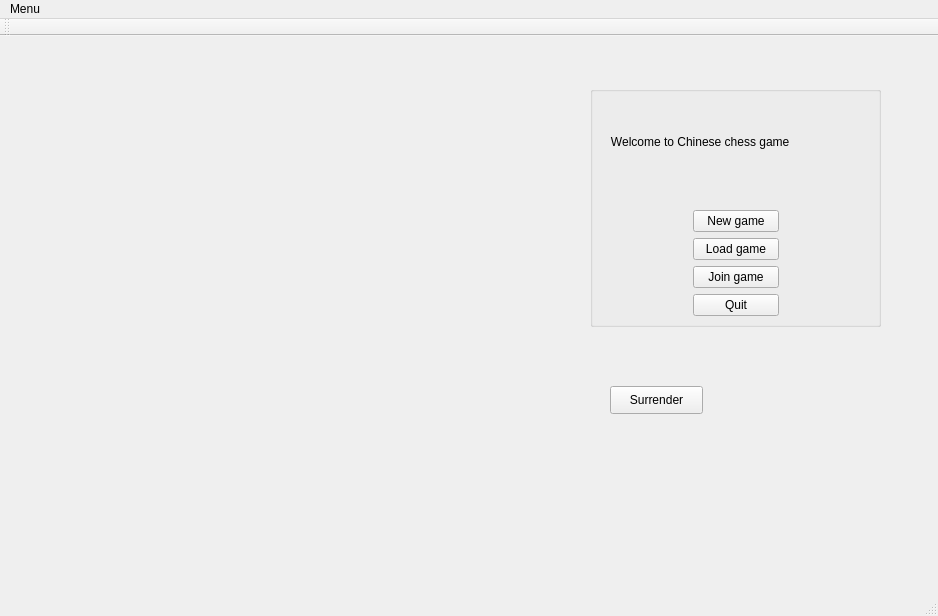
This is mainwindow.ui in function2-llx/Chinese-Chess as Qt 5 draws it before an edit. The edited form follows.
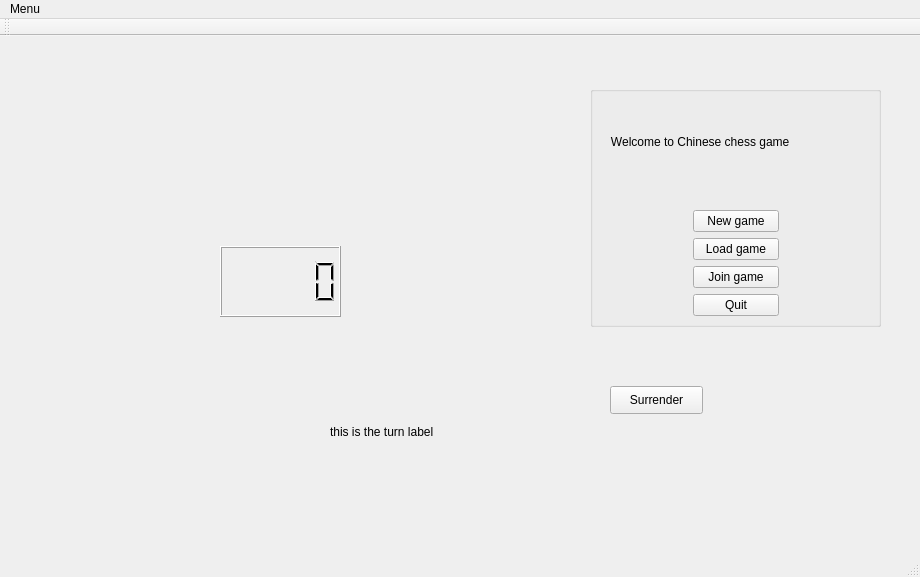
This is the edited form.

```diff
--- a/mainwindow.ui
+++ b/mainwindow.ui
@@ -6,8 +6,8 @@
    <rect>
     <x>0</x>
     <y>0</y>
-    <width>938</width>
-    <height>616</height>
+    <width>920</width>
+    <height>577</height>
    </rect>
   </property>
   <property name="windowTitle">
@@ -126,13 +126,36 @@
      <string>Surrender</string>
     </property>
    </widget>
+   <widget class="QLCDNumber" name="lcdNumber">
+    <property name="geometry">
+     <rect>
+      <x>220</x>
+      <y>210</y>
+      <width>121</width>
+      <height>71</height>
+     </rect>
+    </property>
+   </widget>
+   <widget class="QLabel" name="turn_label">
+    <property name="geometry">
+     <rect>
+      <x>330</x>
+      <y>380</y>
+      <width>151</width>
+      <height>31</height>
+     </rect>
+    </property>
+    <property name="text">
+     <string>this is the turn label</string>
+    </property>
+   </widget>
   </widget>
   <widget class="QMenuBar" name="menuBar">
    <property name="geometry">
     <rect>
      <x>0</x>
      <y>0</y>
-     <width>938</width>
+     <width>920</width>
      <height>26</height>
     </rect>
    </property>
```
